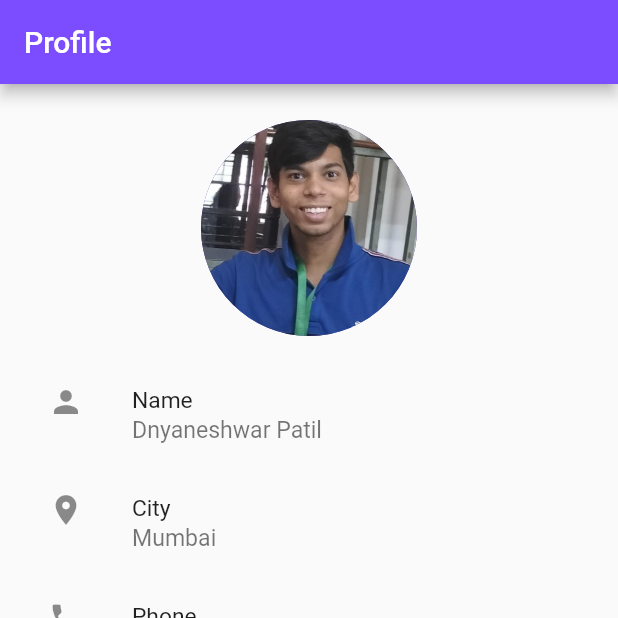
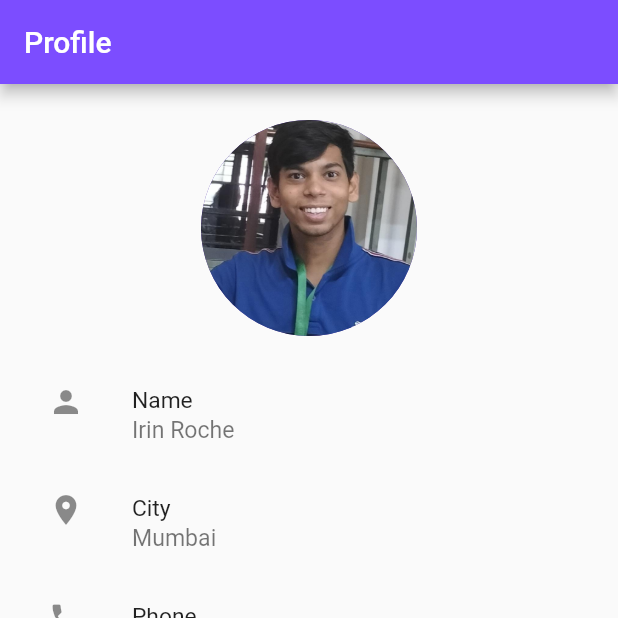
Before and after one commit to rocheirin/Mad_Experiment_2, a Flutter app: the screen it shows after launch, on a phone screen of 412 x 824 dp, the top half of it. Run offline on Flutter 3.47's test engine with Material 2 defaults, Android fonts, the phone set to English and light mode, and no system bars.

Commit message:
Update main.dart

```diff
--- a/lib/main.dart
+++ b/lib/main.dart
@@ -57,7 +57,7 @@ class MyProfilePage extends StatelessWidget {
                   textScaleFactor: 0.95,
                 ),
                 subtitle: Text(
-                  "Dnyaneshwar Patil",
+                  "Irin Roche",
                   textScaleFactor: 1.1,
                 ),
               ),
```
